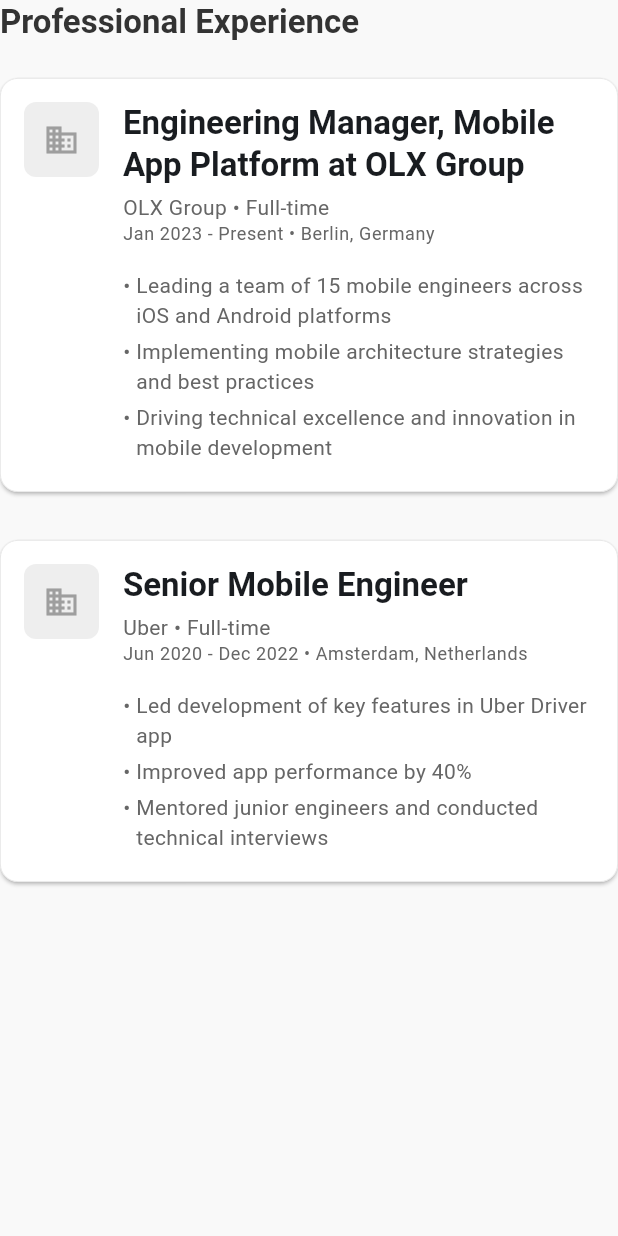
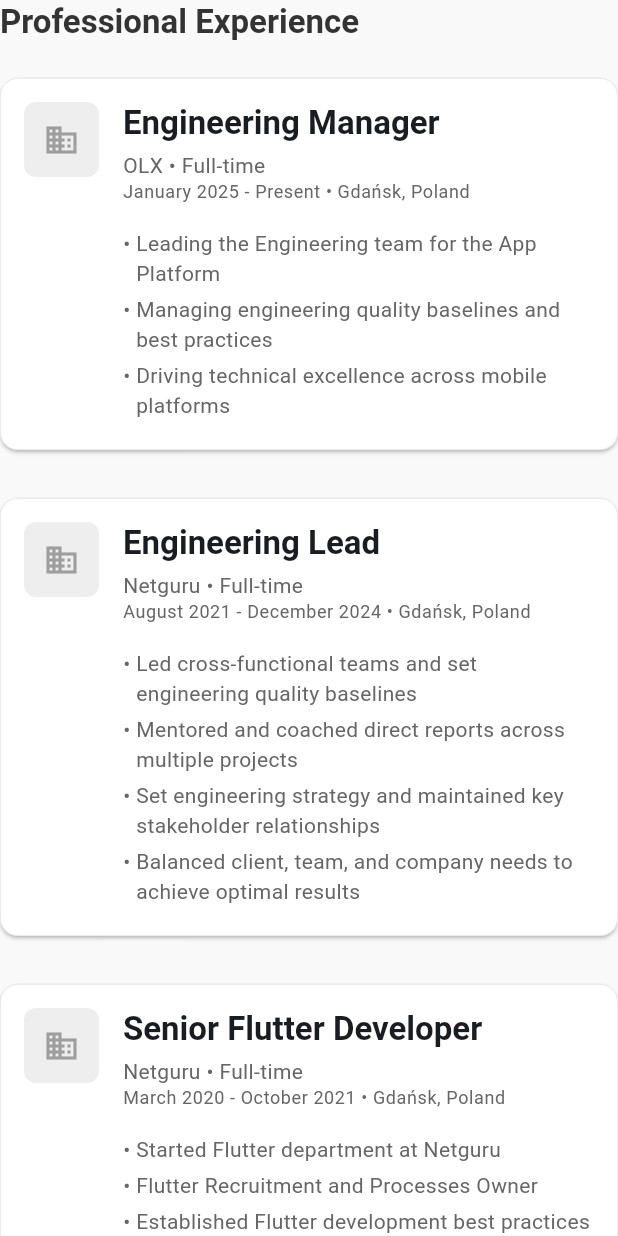
Before and after one commit to marcinOz/marcin_web_profile, a Flutter app: the ExperienceSection widget shown alone on an empty page, opened directly, on a phone screen of 412 x 824 dp. Run offline on Flutter 3.47's test engine with Material 3 defaults, Android fonts, the phone set to English and light mode, and no system bars; generated files the repository leaves out were written again.

Commit message:
Update profile information and skills: Changed profile details to reflect Marcin Oziemski's experience, updated job titles and locations, and revised skills list based on LinkedIn profile.

```diff
--- a/lib/l10n/app_en.arb
+++ b/lib/l10n/app_en.arb
@@ -1,13 +1,13 @@
 {
   "@@locale": "en",
-  "profilePageTitle": "Alex Chen - Profile",
+  "profilePageTitle": "Marcin Oziemski - Profile",
   "@profilePageTitle": {
     "description": "Title for the profile page"
   },
-  "name": "Alex Chen",
-  "jobTitle": "Engineering Manager, Mobile App Platform at OLX Group",
-  "bio": "Leading mobile platform initiatives and engineering excellence at OLX Group. Passionate about building scalable mobile solutions and mentoring engineering teams.",
-  "location": "Berlin, Germany",
+  "name": "Marcin Oziemski",
+  "jobTitle": "Engineering Manager at OLX ( Eng. Platform )",
+  "bio": "Results-driven Engineering Leader with 12+ years of software development experience across diverse industries. Proven leadership skills, having successfully recruited, managed, and developed teams of up to 40 personnel. Public speaker and writer, actively sharing knowledge and insights.",
+  "location": "Gdańsk, Poland",
   "mentoring": "Open to mentoring",
   "area": "Mobile Development",
   "overview": "Overview",
--- a/lib/widgets/profile/experience_section.dart
+++ b/lib/widgets/profile/experience_section.dart
@@ -16,27 +16,39 @@
       children: [
         SectionTitle(title: l10n.professionalExperience),
         _ExperienceCard(
-          logoAsset: 'assets/images/olx_logo_placeholder.png', // Placeholder
-          title: l10n
-              .jobTitle, // Re-using for now, should have specific job titles
-          company: 'OLX Group', // Hardcoded
-          period: 'Jan 2023 - Present • Berlin, Germany', // Hardcoded
+          logoAsset: 'assets/images/olx_logo_placeholder.png',
+          title: 'Engineering Manager',
+          company: 'OLX',
+          period: 'January 2025 - Present • Gdańsk, Poland',
           descriptionPoints: [
-            'Leading a team of 15 mobile engineers across iOS and Android platforms',
-            'Implementing mobile architecture strategies and best practices',
-            'Driving technical excellence and innovation in mobile development',
+            'Leading the Engineering team for the App Platform',
+            'Managing engineering quality baselines and best practices',
+            'Driving technical excellence across mobile platforms',
           ],
         ),
         const SizedBox(height: kDefaultPadding),
         _ExperienceCard(
-          logoAsset: 'assets/images/uber_logo_placeholder.png', // Placeholder
-          title: 'Senior Mobile Engineer', // Hardcoded
-          company: 'Uber', // Hardcoded
-          period: 'Jun 2020 - Dec 2022 • Amsterdam, Netherlands', // Hardcoded
+          logoAsset: 'assets/images/netguru_logo_placeholder.png',
+          title: 'Engineering Lead',
+          company: 'Netguru',
+          period: 'August 2021 - December 2024 • Gdańsk, Poland',
           descriptionPoints: [
-            'Led development of key features in Uber Driver app',
-            'Improved app performance by 40%',
-            'Mentored junior engineers and conducted technical interviews',
+            'Led cross-functional teams and set engineering quality baselines',
+            'Mentored and coached direct reports across multiple projects',
+            'Set engineering strategy and maintained key stakeholder relationships',
+            'Balanced client, team, and company needs to achieve optimal results',
+          ],
+        ),
+        const SizedBox(height: kDefaultPadding),
+        _ExperienceCard(
+          logoAsset: 'assets/images/netguru_logo_placeholder.png',
+          title: 'Senior Flutter Developer',
+          company: 'Netguru',
+          period: 'March 2020 - October 2021 • Gdańsk, Poland',
+          descriptionPoints: [
+            'Started Flutter department at Netguru',
+            'Flutter Recruitment and Processes Owner',
+            'Established Flutter development best practices',
           ],
         ),
       ],
```
Also changed, not shown: lib/widgets/profile/profile_stats.dart (+5 -5 lines), lib/widgets/profile/skills_section.dart (+11 -7 lines), 1 other file.
